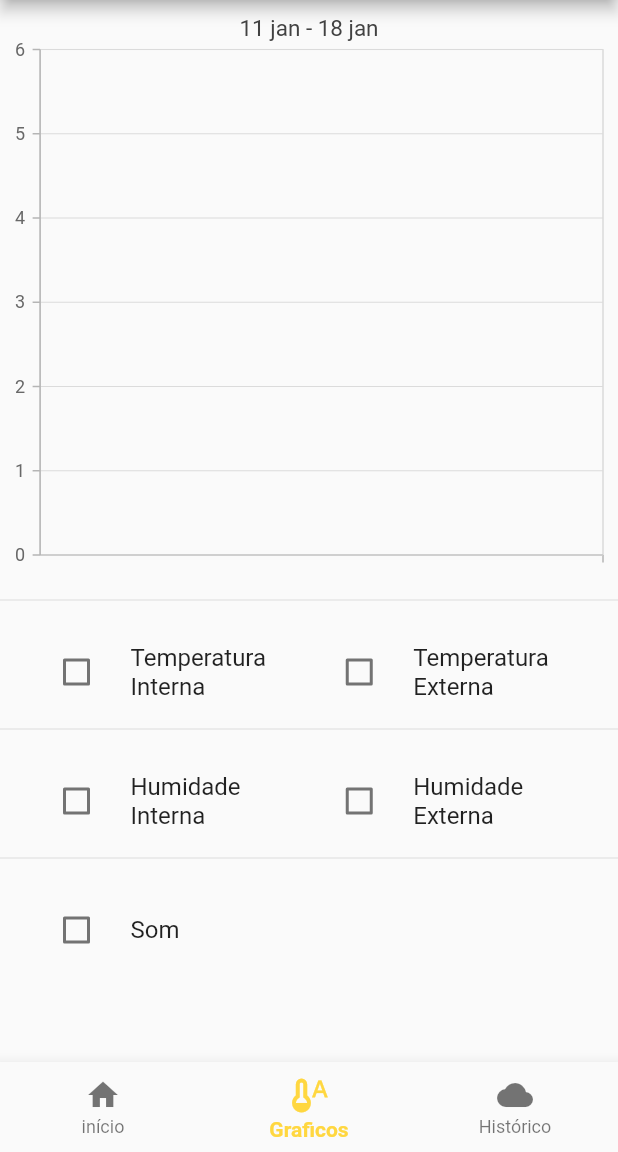
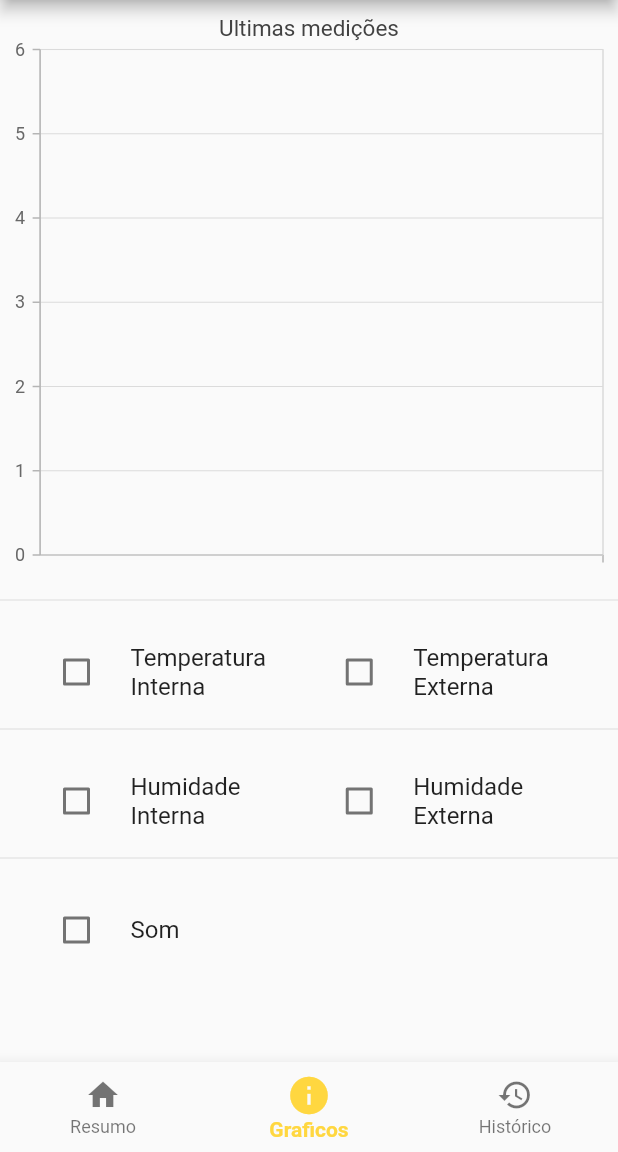
Before and after one commit to Apicultores/mobile-app, a Flutter app: the screen it shows after launch, item 2 of the bottom bar chosen, on a phone screen of 412 x 824 dp, the part 84-1236 px from its top. Run offline on Flutter 3.47's test engine with Material 2 defaults, Android fonts, the phone set to English and light mode, and no system bars; our stand-ins replace syncfusion_flutter_charts.

Commit message:
Novos icones

```diff
--- a/bee_monitoring_app/lib/Scenes/Chart.dart
+++ b/bee_monitoring_app/lib/Scenes/Chart.dart
@@ -241,7 +241,7 @@ class _ChartState extends State<Chart> {
           enableAxisAnimation: false,
           primaryXAxis: CategoryAxis(),
           primaryYAxis: NumericAxis(),
-          title: ChartTitle(text: '11 jan - 18 jan'),
+          title: ChartTitle(text: 'Ultimas medições'),
           legend: Legend(
               isVisible: true,
               position: LegendPosition.bottom,
--- a/bee_monitoring_app/lib/Scenes/ProprietyTimeline.dart
+++ b/bee_monitoring_app/lib/Scenes/ProprietyTimeline.dart
@@ -1,12 +1,14 @@
 import 'package:flutter/material.dart';
 import 'package:bee_monitoring_app/Scenes/Home.dart';
 import 'package:bee_monitoring_app/Commons/Item.dart';
+import 'package:intl/intl.dart';
 
 class ListViewHome extends StatelessWidget {
   final List data;
   final Type type;
 
   ListViewHome(this.data, this.type);
+  DateFormat dateFormat = DateFormat("HH:mm:ss - dd/MM/yyyy");
 
   @override
   Widget build(BuildContext context) {
@@ -17,7 +19,7 @@ class ListViewHome extends StatelessWidget {
           return Card(
               child: ListTile(
                   title: Text(getParameter(type, data[index])),
-                  subtitle: Text(data[index].timestamp)));
+                  subtitle: Text(dateFormat.format(data[index].timestamp))));
         });
   }
 
--- a/bee_monitoring_app/lib/homeScreen.dart
+++ b/bee_monitoring_app/lib/homeScreen.dart
@@ -81,10 +81,10 @@ class _HomeScreenState extends State<HomeScreen> {
         selectedItemColor: Colors.amberAccent,
         selectedLabelStyle: const TextStyle(fontWeight: FontWeight.bold),
         items: const [
-          BottomNavigationBarItem(icon: Icon(Icons.home), label: ("início")),
+          BottomNavigationBarItem(icon: Icon(Icons.home), label: ("Resumo")),
           BottomNavigationBarItem(
-              icon: Icon(Icons.thermostat_auto), label: "Graficos"),
-          BottomNavigationBarItem(icon: Icon(Icons.cloud), label: ("Histórico"))
+              icon: Icon(Icons.info), label: "Graficos"),
+          BottomNavigationBarItem(icon: Icon(Icons.history), label: ("Histórico"))
         ],
       ),
     );
```
